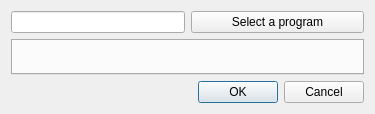
First picture: the form in forms/entryeditor.ui, repository libvibrant/vibrantLinux, before the edit.
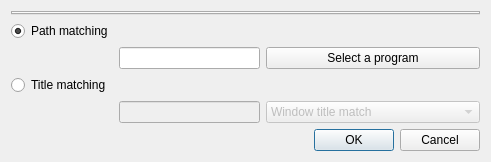
Second picture: the form after the edit.

Patch:
```diff
--- a/forms/entryeditor.ui
+++ b/forms/entryeditor.ui
@@ -6,25 +6,58 @@
    <rect>
     <x>0</x>
     <y>0</y>
-    <width>375</width>
-    <height>114</height>
+    <width>491</width>
+    <height>152</height>
    </rect>
   </property>
   <property name="windowTitle">
    <string>Edit Entry</string>
   </property>
   <layout class="QGridLayout" name="gridLayout">
-   <item row="0" column="0">
+   <item row="2" column="0">
+    <widget class="QRadioButton" name="pathMatchRbt">
+     <property name="text">
+      <string>Path matching</string>
+     </property>
+     <property name="checked">
+      <bool>true</bool>
+     </property>
+     <attribute name="buttonGroup">
+      <string notr="true">matchSelectGroup</string>
+     </attribute>
+    </widget>
+   </item>
+   <item row="6" column="1">
+    <widget class="QLineEdit" name="titleMatch">
+     <property name="enabled">
+      <bool>false</bool>
+     </property>
+    </widget>
+   </item>
+   <item row="1" column="0" colspan="3">
+    <widget class="QTabWidget" name="displays"/>
+   </item>
+   <item row="3" column="1">
     <widget class="QLineEdit" name="path"/>
    </item>
-   <item row="0" column="1">
-    <widget class="QPushButton" name="pathSelect">
+   <item row="3" column="2">
+    <widget class="QPushButton" name="pathSelectBt">
      <property name="text">
       <string>Select a program</string>
      </property>
     </widget>
    </item>
-   <item row="2" column="1">
+   <item row="5" column="0">
+    <widget class="QRadioButton" name="titleMatchRbt">
+     <property name="text">
+      <string>Title matching</string>
+     </property>
+     <attribute name="buttonGroup">
+      <string notr="true">matchSelectGroup</string>
+     </attribute>
+    </widget>
+   </item>
+   <item row="7" column="2">
     <widget class="QDialogButtonBox" name="buttonBox">
      <property name="orientation">
       <enum>Qt::Horizontal</enum>
@@ -34,8 +67,27 @@
      </property>
     </widget>
    </item>
-   <item row="1" column="0" colspan="2">
-    <widget class="QTabWidget" name="displays"/>
+   <item row="6" column="2">
+    <widget class="QComboBox" name="titleMatchTypeCb">
+     <property name="enabled">
+      <bool>false</bool>
+     </property>
+     <item>
+      <property name="text">
+       <string>Window title match</string>
+      </property>
+     </item>
+     <item>
+      <property name="text">
+       <string>Partial window title match</string>
+      </property>
+     </item>
+     <item>
+      <property name="text">
+       <string>Regex window title match (PCRE)</string>
+      </property>
+     </item>
+    </widget>
    </item>
   </layout>
  </widget>
```
Left out of the diff: 3 changed lines with no effect on the pictures.
